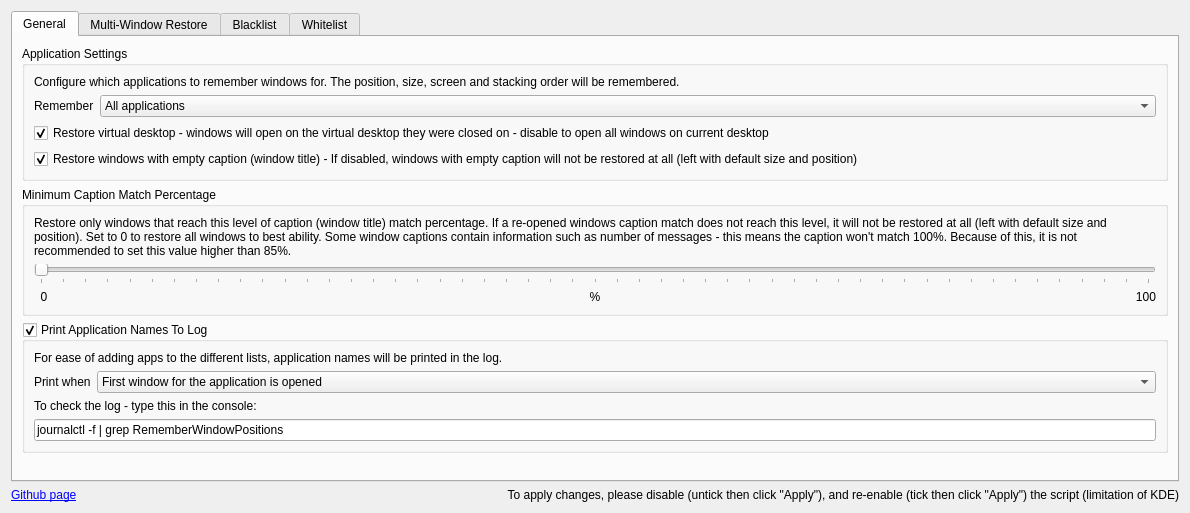
rxappdev/RememberWindowPositions, file src/contents/ui/config.ui: the form before one commit.
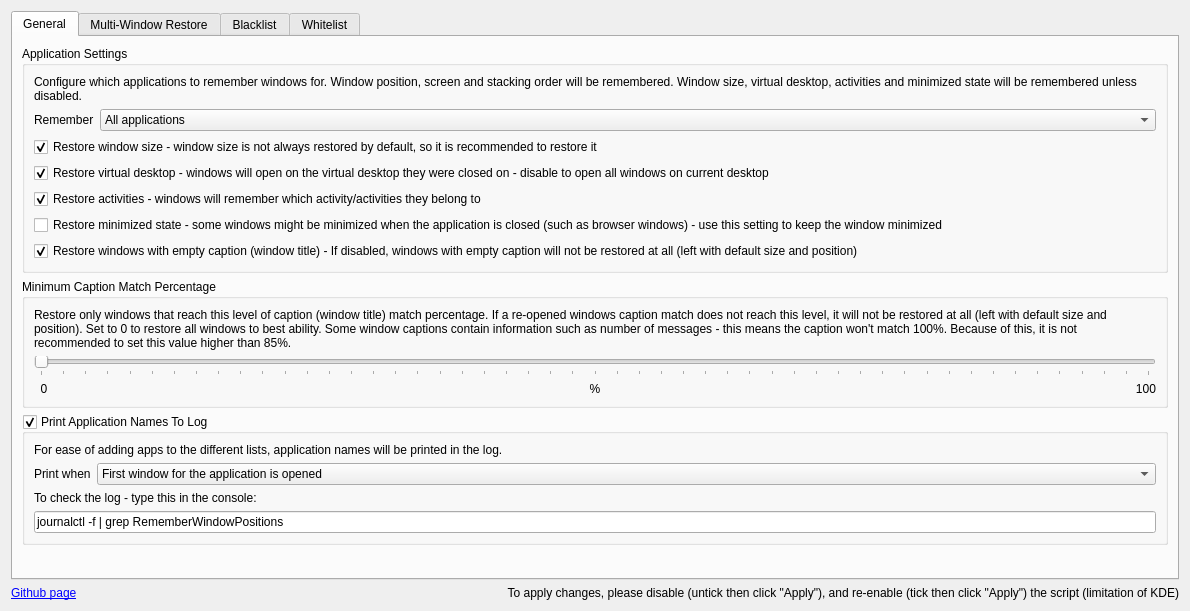
The form after the commit. Icons and pictures are not drawn.

Commit message:
Added activities and more configuration options
Added support for activities
Added configuration options for:
* size
* activities
* minimized state

Bugfix:
Increased first restoration attempt to 1s due to a potential
rare timing issue with Firefox.

The edit to the form file:
```diff
--- a/src/contents/ui/config.ui
+++ b/src/contents/ui/config.ui
@@ -7,7 +7,7 @@
     <x>0</x>
     <y>0</y>
     <width>1190</width>
-    <height>513</height>
+    <height>611</height>
    </rect>
   </property>
   <layout class="QVBoxLayout" name="verticalLayout">
@@ -40,7 +40,7 @@
           <item>
            <widget class="QLabel" name="label_restoreTypeExplanation">
             <property name="text">
-             <string>Configure which applications to remember windows for. The position, size, screen and stacking order will be remembered.</string>
+             <string>Configure which applications to remember windows for. Window position, screen and stacking order will be remembered. Window size, virtual desktop, activities and minimized state will be remembered unless disabled.</string>
             </property>
             <property name="wordWrap">
              <bool>true</bool>
@@ -94,6 +94,16 @@
             </item>
            </layout>
           </item>
+          <item>
+           <widget class="QCheckBox" name="kcfg_restoreSize">
+            <property name="text">
+             <string>Restore window size - window size is not always restored by default, so it is recommended to restore it</string>
+            </property>
+            <property name="checked">
+             <bool>true</bool>
+            </property>
+           </widget>
+          </item>
           <item>
            <widget class="QCheckBox" name="kcfg_restoreVirtualDesktop">
             <property name="text">
@@ -104,6 +114,23 @@
             </property>
            </widget>
           </item>
+          <item>
+           <widget class="QCheckBox" name="kcfg_restoreActivities">
+            <property name="text">
+             <string>Restore activities - windows will remember which activity/activities they belong to</string>
+            </property>
+            <property name="checked">
+             <bool>true</bool>
+            </property>
+           </widget>
+          </item>
+          <item>
+           <widget class="QCheckBox" name="kcfg_restoreMinimized">
+            <property name="text">
+             <string>Restore minimized state - some windows might be minimized when the application is closed (such as browser windows) - use this setting to keep the window minimized</string>
+            </property>
+           </widget>
+          </item>
           <item>
            <widget class="QCheckBox" name="kcfg_restoreWindowsWithoutCaption">
             <property name="text">
@@ -213,6 +240,12 @@
             </item>
             <item row="0" column="1">
              <widget class="QComboBox" name="kcfg_printType">
+              <property name="sizePolicy">
+               <sizepolicy hsizetype="Expanding" vsizetype="Fixed">
+                <horstretch>0</horstretch>
+                <verstretch>0</verstretch>
+               </sizepolicy>
+              </property>
               <item>
                <property name="text">
                 <string>First window for the application is opened</string>
```
The commit also changes 3 other files.
